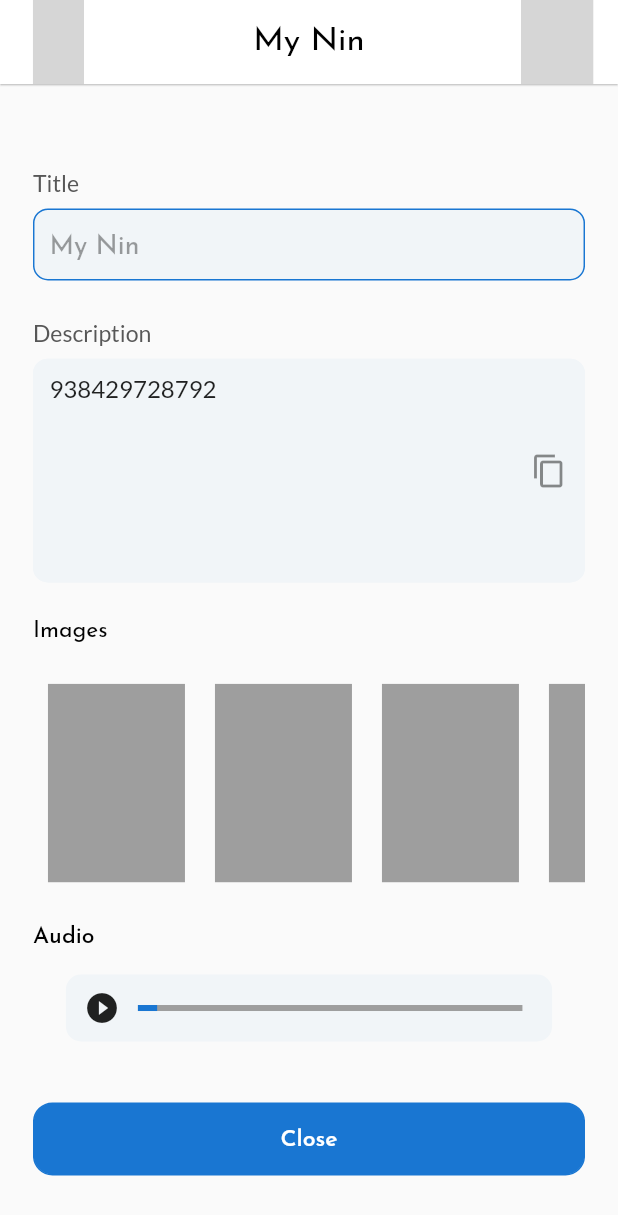
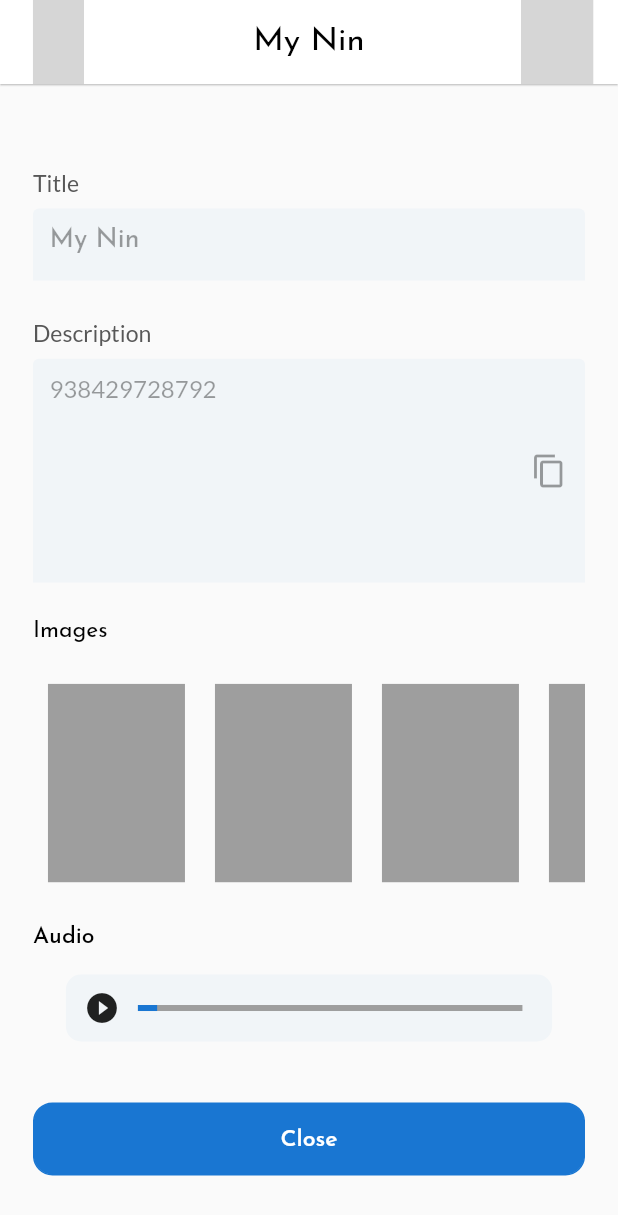
Before and after one commit to T-tech-py/Info_keeper, a Flutter app: the InfoView screen opened by its route, on a phone screen of 412 x 824 dp. Shown: the top 1215 px of the screen. Run offline on Flutter 3.47's test engine with Material 2 defaults, Android fonts, the phone set to English and light mode, and no system bars; our stand-ins replace audio_video_progress_bar, audioplayers, camera, file, flutter_screenutil, flutter_svg and 4 more; missing offline and left inert: another_audio_recorder, image_viewer, wave_transition; grey boxes are pictures that could not be loaded.

Commit message:
Dashboard refactor completed

```diff
--- a/lib/router/app_router.dart
+++ b/lib/router/app_router.dart
@@ -14,6 +14,7 @@ import 'package:info_keeper/screen/dashboard/infoView.dart';
 import 'package:info_keeper/screen/dashboard/landing.dart';
 import 'package:info_keeper/screen/dashboard/recent.dart';
 import 'package:info_keeper/screen/onboarding/onboarding.dart';
+import 'package:info_keeper/screen/profile/profile.dart';
 
 import '../screen/authentication/signup.dart';
 
@@ -40,6 +41,8 @@ class AppRouting {
         return MaterialPageRoute(builder: (_) => Dashboard());
       case '/recent':
         return MaterialPageRoute(builder: (_) => Recent());
+      case '/profile':
+        return MaterialPageRoute(builder: (_) => Profile());
       case '/infoView':
         return MaterialPageRoute(builder: (_) => InfoView());
       case '/editinfoView':
--- a/lib/screen/dashboard/editInfo.dart
+++ b/lib/screen/dashboard/editInfo.dart
@@ -60,6 +60,7 @@ class _EditInfoViewState extends State<EditInfoView> {
               label: "Description",
               hintText: '72728172811',
               controller: discriptionText,
+              enable: true,
             ),
             SizedBox(height: 24.h),
             Text(
--- a/lib/screen/dashboard/fileDeleted.dart
+++ b/lib/screen/dashboard/fileDeleted.dart
@@ -16,7 +16,9 @@ class FileDeleted extends StatelessWidget {
         child: Column(
           mainAxisAlignment: MainAxisAlignment.center,
           children: [
-            Center(child: SvgPicture.asset('assets/image/svg/bins.svg')),
+            Center(child: Icon(Icons.delete)
+                //SvgPicture.asset('assets/image/svg/bins.svg')
+                ),
             Text(
               "File successfully Deleted.",
               textAlign: TextAlign.center,
--- a/lib/screen/dashboard/infoView.dart
+++ b/lib/screen/dashboard/infoView.dart
@@ -6,6 +6,9 @@ import 'package:flutter_screenutil/flutter_screenutil.dart';
 import 'package:flutter_svg/flutter_svg.dart';
 import 'package:google_fonts/google_fonts.dart';
 import 'package:info_keeper/const/colors.dart';
+import 'package:info_keeper/const/sizedbox.dart';
+import 'package:info_keeper/router/navigators.dart';
+import 'package:info_keeper/screen/dashboard/view_image.dart';
 import 'package:info_keeper/widget/button.dart';
 import 'package:info_keeper/widget/customTextField.dart';
 import 'package:info_keeper/widget/formField.dart';
@@ -48,23 +51,6 @@ class _InfoViewState extends State<InfoView> {
           ),
         ),
         actions: [
-          // PopupMenuButton(itemBuilder: ((_)=>[
-
-          //   PopupMenuItem(child: Row(
-          //                     mainAxisAlignment: MainAxisAlignment.spaceEvenly,
-          //                     children: [
-          //                       SvgPicture.asset('assets/image/svg/edit.svg'),
-          //                       Text(
-          //                         "Edit",
-          //                         style: GoogleFonts.josefinSans(
-          //                           fontSize: 14.sp,
-          //                           fontWeight: FontWeight.w400,
-          //                           color: black,
-          //                         ),
-          //                       ),
-          //                     ])),
-
-          // ])),
           GestureDetector(
               onTap: () {
                 showMenu(
@@ -128,15 +114,20 @@ class _InfoViewState extends State<InfoView> {
         padding: EdgeInsets.symmetric(horizontal: 20.w),
         child: ListView(
           children: [
-            SizedBox(height: 56.h),
-            CustomTextField(label: 'Title', hintText: "My Nin"),
-            SizedBox(height: 24.h),
+            ySize(56),
+            CustomTextField(
+              label: 'Title',
+              hintText: "My Nin",
+              enable: false,
+            ),
+            ySize(24),
             CustomFormField(
               label: "Description",
               hintText: '72728172811',
               controller: discriptionText,
+              enable: false,
             ),
-            SizedBox(height: 24.h),
+            ySize(24),
             Text(
               "Images",
               style: GoogleFonts.josefinSans(
@@ -145,24 +136,27 @@ class _InfoViewState extends State<InfoView> {
                 color: black,
               ),
             ),
-            SizedBox(height: 18.h),
+            ySize(18),
             SizedBox(
               height: 150.h,
               child: ListView.builder(
                   itemCount: 5,
                   scrollDirection: Axis.horizontal,
-                  itemBuilder: (BuildContext, int) {
+                  itemBuilder: (context, index) {
                     return Padding(
                       padding: const EdgeInsets.all(10.0),
-                      child: Container(
-                        height: 90.h,
-                        width: 90.h,
-                        color: Colors.grey,
+                      child: GestureDetector(
+                        onTap: () => navigate(context, ViewPicture()),
+                        child: Container(
+                          height: 90.h,
+                          width: 90.h,
+                          color: Colors.grey,
+                        ),
                       ),
                     );
                   }),
             ),
-            SizedBox(height: 18.h),
+            ySize(18),
             Text(
               "Audio ",
               style: GoogleFonts.josefinSans(
@@ -171,7 +165,7 @@ class _InfoViewState extends State<InfoView> {
                 color: black,
               ),
             ),
-            SizedBox(height: 18.h),
+            ySize(18),
             Row(
               mainAxisAlignment: MainAxisAlignment.spaceEvenly,
               children: [
@@ -198,9 +192,9 @@ class _InfoViewState extends State<InfoView> {
                 ),
               ],
             ),
-            SizedBox(height: 40.h),
+            ySize(40),
             LoginButton(text: "Close", onPressed: () {}, isLogin: true),
-            SizedBox(height: 44.h),
+            ySize(44),
           ],
         ),
       ),
--- a/lib/screen/dashboard/landing.dart
+++ b/lib/screen/dashboard/landing.dart
@@ -134,7 +134,7 @@ class _LandingScreenState extends State<LandingScreen> {
                           setState(() {
                             key = "profile";
                           });
-                          firstKey.currentState!.pushNamed('/dashboard',
+                          firstKey.currentState!.pushNamed('/profile',
                               arguments: (route) => false);
                         },
                         color: key == "profile" ? primaryColor : black,
--- a/lib/screen/dashboard/recent.dart
+++ b/lib/screen/dashboard/recent.dart
@@ -51,6 +51,7 @@ class Recent extends StatelessWidget {
                   onTap: () {
                     Navigator.pushNamed(context, '/infoView');
                   },
+                  isVertical: false,
                 );
               }),
         ),
--- a/lib/widget/customTextField.dart
+++ b/lib/widget/customTextField.dart
@@ -12,14 +12,17 @@ class CustomTextField extends StatelessWidget {
     this.obscure,
     this.prefix,
     this.surfix,
+    this.enable,
   }) : super(key: key);
 
   final String label;
   final String hintText;
   final TextInputType? inputType;
   final bool? obscure;
+  final bool? enable;
   final Widget? prefix;
   final Widget? surfix;
+
   @override
   Widget build(BuildContext context) {
     return Column(
@@ -39,6 +42,7 @@ class CustomTextField extends StatelessWidget {
         SizedBox(
           height: 49.h,
           child: TextField(
+            enabled: enable ?? true,
             obscureText: obscure ?? false,
             keyboardType: inputType ?? TextInputType.text,
             decoration: kDecoration.copyWith(
--- a/lib/widget/formField.dart
+++ b/lib/widget/formField.dart
@@ -11,11 +11,13 @@ class CustomFormField extends StatelessWidget {
     required this.hintText,
     Key? key,
     required this.controller,
+    this.enable,
   }) : super(key: key);
 
   final String label;
   final String hintText;
   final TextEditingController controller;
+  final bool? enable;
 
   @override
   Widget build(BuildContext context) {
@@ -36,6 +38,7 @@ class CustomFormField extends StatelessWidget {
         SizedBox(
           height: 147.h,
           child: TextField(
+            enabled: enable ?? true,
             controller: controller,
             readOnly: true,
             maxLines: 147,
```
Also changed, not shown: lib/mixins/dashboardMixins.dart (+102 -58 lines), lib/screen/dashboard/dashboard.dart (+23 -7 lines), lib/screen/dashboard/view_image.dart (added, +38 -0 lines), lib/screen/profile/profile.dart (added, +40 -0 lines), lib/widget/file.dart (+32 -4 lines), assets/Image/svg/file.svg, assets/Image/svg/newfile.svg, assets/Image/svg/vertical.svg (added).
